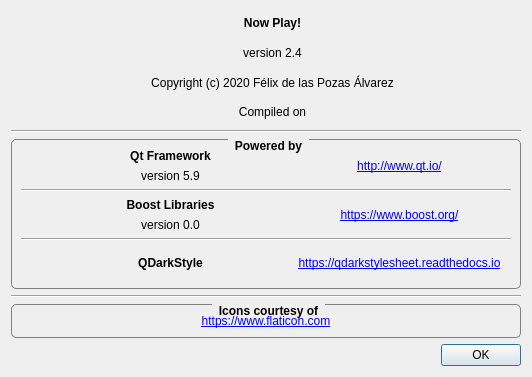
Before: the Qt Designer form AboutDialog.ui in FelixdelasPozas/Now-Play, drawn with Qt 5.
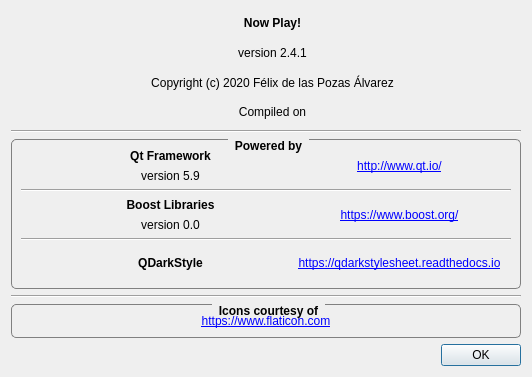
After: the same form once the commit is applied. Icons and pictures are not drawn.

Patch:
```diff
--- a/AboutDialog.ui
+++ b/AboutDialog.ui
@@ -81,7 +81,7 @@
          <item>
           <widget class="QLabel" name="m_version">
            <property name="text">
-            <string>version 2.4</string>
+            <string>version 2.4.1</string>
            </property>
            <property name="alignment">
             <set>Qt::AlignCenter</set>
```
